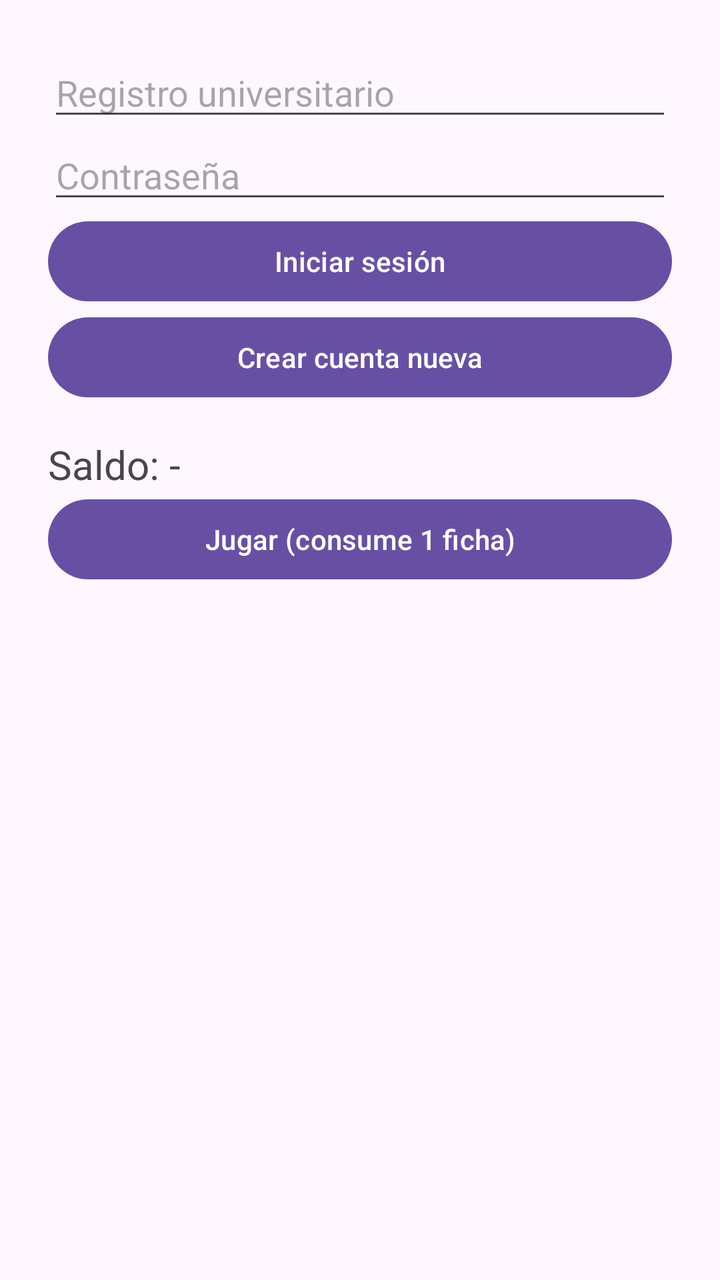
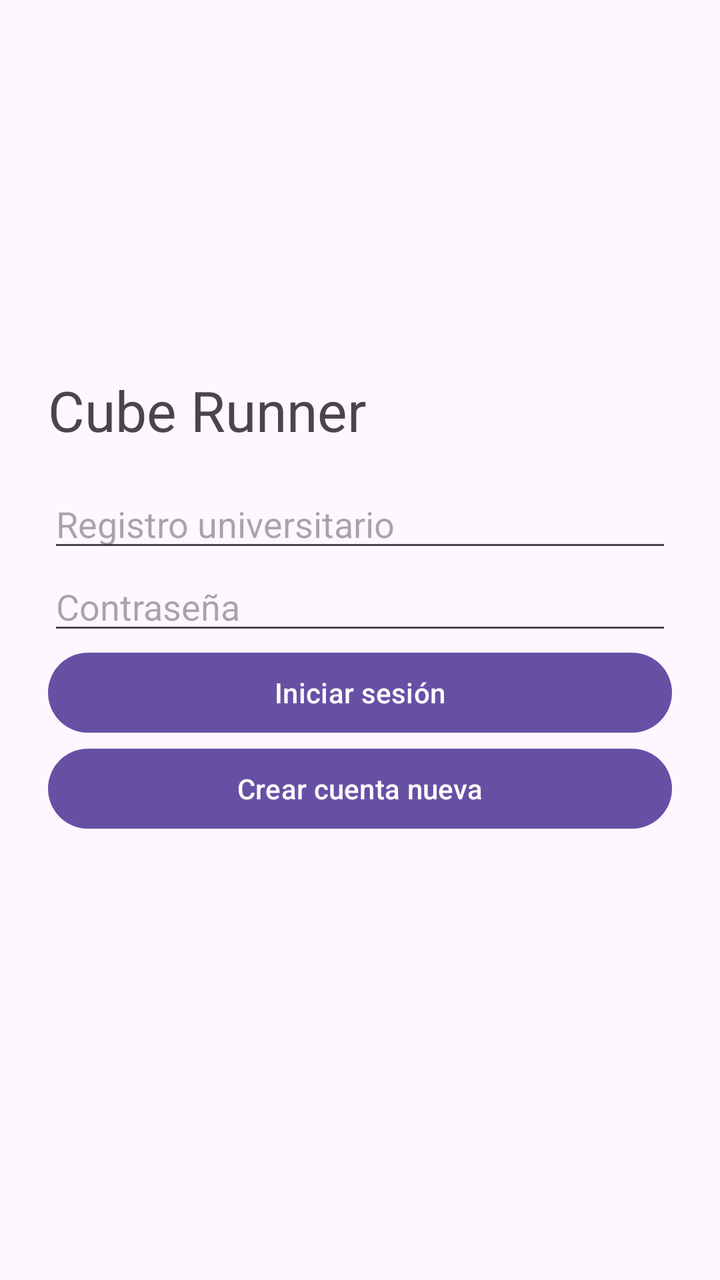

An Android layout rendered at two revisions. The XML below is the earlier revision; the diff shows what the commit changed to produce the second picture.
<!-- AndroidManifest.xml: application theme Theme.CubeRunner -->
<!-- res/layout/activity_main.xml -->
<?xml version="1.0" encoding="utf-8"?>
<LinearLayout xmlns:android="http://schemas.android.com/apk/res/android"
    android:layout_width="match_parent"
    android:layout_height="match_parent"
    android:orientation="vertical"
    android:padding="24dp">

    <EditText
        android:id="@+id/etRegistro"
        android:layout_width="match_parent"
        android:layout_height="wrap_content"
        android:autofillHints="username"
        android:hint="Registro universitario"
        android:inputType="text" />

    <EditText
        android:id="@+id/etPassword"
        android:layout_width="match_parent"
        android:layout_height="wrap_content"
        android:autofillHints="password"
        android:hint="Contraseña"
        android:inputType="textPassword" />

    <Button
        android:id="@+id/btnLogin"
        android:layout_width="match_parent"
        android:layout_height="wrap_content"
        android:text="Iniciar sesión" />

    <Button
        android:id="@+id/btnRegistro"
        android:layout_width="match_parent"
        android:layout_height="wrap_content"
        android:text="Crear cuenta nueva" />

    <TextView
        android:id="@+id/tvSaldo"
        android:layout_width="match_parent"
        android:layout_height="wrap_content"
        android:paddingTop="16dp"
        android:text="Saldo: -"
        android:textSize="20sp" />

    <Button
        android:id="@+id/btnJugar"
        android:layout_width="match_parent"
        android:layout_height="wrap_content"
        android:text="Jugar (consume 1 ficha)" />

    <TextView
        android:id="@+id/tvLog"
        android:layout_width="match_parent"
        android:layout_height="wrap_content"
        android:paddingTop="16dp" />
</LinearLayout>
<!-- resources referenced by this layout -->
<resources>
  <style name="Theme.CubeRunner" parent="Base.Theme.CubeRunner" />
  <style name="Base.Theme.CubeRunner" parent="Theme.Material3.DayNight.NoActionBar">
          
          
      </style>
</resources>

<!-- the commit's change to res/layout/activity_main.xml (unified diff, before → after) -->
@@ -3,7 +3,15 @@
     android:layout_width="match_parent"
     android:layout_height="match_parent"
     android:orientation="vertical"
+    android:gravity="center_vertical"
     android:padding="24dp">
+
+    <TextView
+        android:layout_width="match_parent"
+        android:layout_height="wrap_content"
+        android:paddingBottom="16dp"
+        android:text="Cube Runner"
+        android:textSize="28sp" />
 
     <EditText
         android:id="@+id/etRegistro"
@@ -34,20 +42,6 @@
         android:text="Crear cuenta nueva" />
 
     <TextView
-        android:id="@+id/tvSaldo"
-        android:layout_width="match_parent"
-        android:layout_height="wrap_content"
-        android:paddingTop="16dp"
-        android:text="Saldo: -"
-        android:textSize="20sp" />
-
-    <Button
-        android:id="@+id/btnJugar"
-        android:layout_width="match_parent"
-        android:layout_height="wrap_content"
-        android:text="Jugar (consume 1 ficha)" />
-
-    <TextView
         android:id="@+id/tvLog"
         android:layout_width="match_parent"
         android:layout_height="wrap_content"
